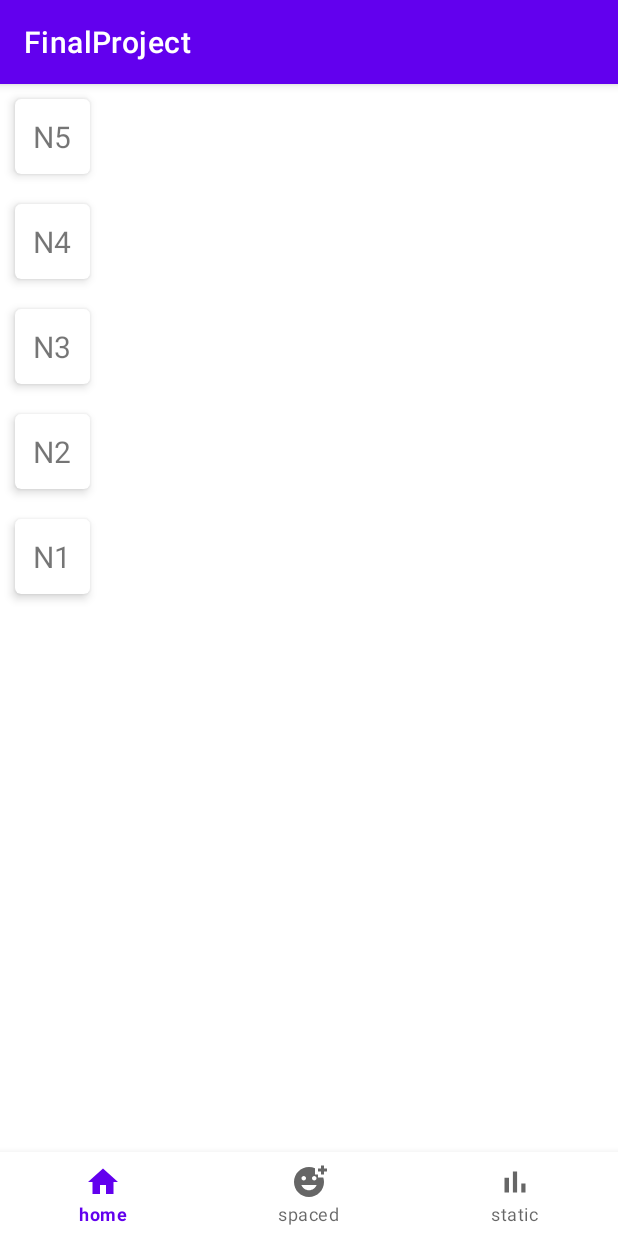
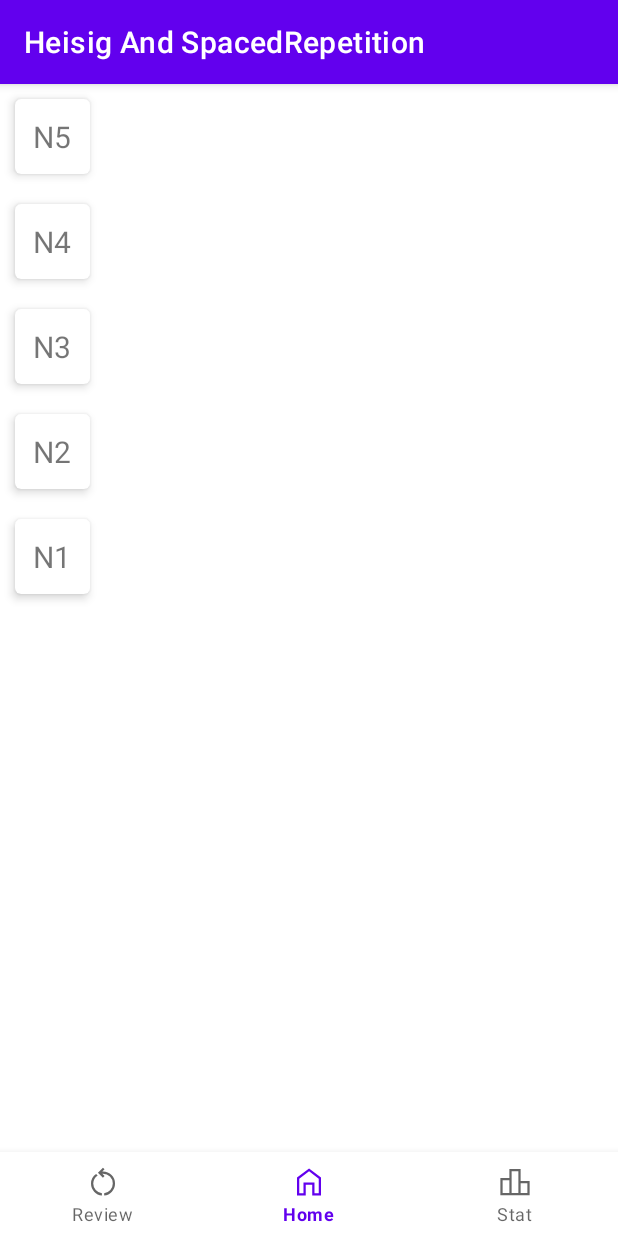
Before and after one commit to Bradboyee/heisig-and-spaced-repetition, an Android app: the screen it shows after launch (MainActivity), on a phone screen of 412 x 824 dp. Run offline under Robolectric (Android 15) with nearby library versions, the phone set to English and light mode, and no system bars; our stand-ins replace Room's generated code, data binding; libraries missing offline, so code that uses them is left out: com.cesarferreira.tempo.

Commit message:
8/7/2022

```diff
--- a/app/src/main/java/com/example/finalproject/MainActivity.kt
+++ b/app/src/main/java/com/example/finalproject/MainActivity.kt
@@ -3,33 +3,60 @@ package com.example.finalproject
 import androidx.appcompat.app.AppCompatActivity
 import android.os.Bundle
 import androidx.fragment.app.Fragment
+import androidx.lifecycle.ViewModelProvider
 import com.example.finalproject.databinding.ActivityMainBinding
 import com.example.finalproject.fragment.HomeFragment
 import com.example.finalproject.fragment.SpacedFragment
 import com.example.finalproject.fragment.StatFragment
+import com.example.finalproject.roomdatabase.KanjiDatabase
+import com.example.finalproject.roomdatabase.KanjiRepository
+import com.example.finalproject.ui.KanjiViewModel
+import com.example.finalproject.ui.KanjiViewModelFactory
 
 class MainActivity : AppCompatActivity(){
     private lateinit var binding: ActivityMainBinding
+    private lateinit var kanjiViewModel: KanjiViewModel
     override fun onCreate(savedInstanceState: Bundle?) {
         super.onCreate(savedInstanceState)
         binding = ActivityMainBinding.inflate(layoutInflater)
         setContentView(binding.root)
         replaceFragment(HomeFragment())
-        binding.bottomnavigationview.setOnItemSelectedListener {
+        binding.bottomNavigationView.setOnItemSelectedListener {
             when(it.itemId){
                 R.id.nav_home -> replaceFragment(HomeFragment())
-                R.id.nav_spacedrepitition -> replaceFragment(SpacedFragment())
+                R.id.nav_spaced -> replaceFragment(SpacedFragment())
                 R.id.nav_static -> replaceFragment(StatFragment())
                 else ->{}
             }
             true
         }
+        //startClicked
+        binding.bottomNavigationView.selectedItemId = R.id.nav_home
+        val dao = KanjiDatabase.getInstance(this).dao()
+        val repository = KanjiRepository(dao)
+        val factory = KanjiViewModelFactory(repository)
+        kanjiViewModel = ViewModelProvider(this,factory)[KanjiViewModel::class.java]
+        val badgeValue = 0
+//        binding.textView5.text = badgeValue.toString()
+        kanjiViewModel.spacedKanji.observe(this){
+            data ->
+//            binding.textView5.text = data.size.toString()
+        }
+        val badge = binding.bottomNavigationView.getOrCreateBadge(R.id.nav_spaced)
+        //badge
+        if(badgeValue>0){
+            badge.isVisible = true
+            badge.number = badgeValue
+        }else{
+            badge.isVisible = false
+            badge.clearNumber()
+        }
+    }
 
-    }
     private fun replaceFragment(fragment : Fragment){
         val fragmentManager = supportFragmentManager
         val fragmentTransaction = fragmentManager.beginTransaction()
-        fragmentTransaction.replace(R.id.framelayout,fragment)
+        fragmentTransaction.replace(R.id.frameLayout,fragment)
         fragmentTransaction.commit()
     }
 
--- a/app/src/main/java/com/example/finalproject/QuizActivity.kt
+++ b/app/src/main/java/com/example/finalproject/QuizActivity.kt
@@ -14,10 +14,9 @@ import com.example.finalproject.roomdatabase.KanjiDatabase
 import com.example.finalproject.roomdatabase.KanjiRepository
 import com.example.finalproject.ui.KanjiViewModel
 import com.example.finalproject.ui.KanjiViewModelFactory
-import kotlinx.android.synthetic.main.activity_quiz.*
-
 import android.content.Intent
 import androidx.core.os.bundleOf
+import kotlinx.android.synthetic.main.activity_quiz.*
 import java.text.SimpleDateFormat
 import java.util.*
 
--- a/app/src/main/java/com/example/finalproject/roomdatabase/DateConverters.kt
+++ b/app/src/main/java/com/example/finalproject/roomdatabase/DateConverters.kt
@@ -11,6 +11,6 @@ class DateConverters {
 
     @TypeConverter
     fun dateToTimestamp(date: Date?): Long? {
-        return date?.time?.toLong()
+        return date?.time
     }
 }
--- a/app/src/main/java/com/example/finalproject/roomdatabase/KanjiDatabase.kt
+++ b/app/src/main/java/com/example/finalproject/roomdatabase/KanjiDatabase.kt
@@ -23,7 +23,7 @@ abstract class KanjiDatabase : RoomDatabase() {
                 if (instance == null){
                     instance = Room.databaseBuilder(context.applicationContext,
                         KanjiDatabase::class.java,
-                        "testDatabase11")
+                        "testDatabase13")
                         .build()
                 }
                 return instance
--- /dev/null
+++ b/app/src/main/res/drawable-v24/nav_home.xml
@@ -0,0 +1,10 @@
+<vector xmlns:android="http://schemas.android.com/apk/res/android"
+    android:width="48dp"
+    android:height="48dp"
+    android:viewportWidth="48"
+    android:viewportHeight="48"
+    android:tint="?attr/colorControlNormal">
+  <path
+      android:fillColor="@android:color/white"
+      android:pathData="M8,42V18L24.1,6L40,18V42H28.3V27.75H19.65V42ZM11,39H16.65V24.75H31.3V39H37V19.5L24.1,9.75L11,19.5ZM24,24.35Z"/>
+</vector>
--- /dev/null
+++ b/app/src/main/res/drawable-v24/nav_repeat.xml
@@ -0,0 +1,10 @@
+<vector xmlns:android="http://schemas.android.com/apk/res/android"
+    android:width="48dp"
+    android:height="48dp"
+    android:viewportWidth="48"
+    android:viewportHeight="48"
+    android:tint="?attr/colorControlNormal">
+  <path
+      android:fillColor="@android:color/white"
+      android:pathData="M22.55,41.9Q16.4,41.4 12.2,36.85Q8,32.3 8,26.05Q8,22.2 9.775,18.8Q11.55,15.4 14.75,13.25L16.9,15.4Q14.1,17.05 12.55,19.925Q11,22.8 11,26.05Q11,31.05 14.3,34.7Q17.6,38.35 22.55,38.9ZM25.55,41.9V38.9Q30.55,38.3 33.8,34.675Q37.05,31.05 37.05,26.05Q37.05,20.6 33.275,16.825Q29.5,13.05 24.05,13.05H23.05L26.05,16.05L23.9,18.2L17.25,11.55L23.9,4.9L26.05,7.05L23.05,10.05H24.05Q30.75,10.05 35.4,14.725Q40.05,19.4 40.05,26.05Q40.05,32.3 35.875,36.85Q31.7,41.4 25.55,41.9Z"/>
+</vector>
--- /dev/null
+++ b/app/src/main/res/drawable-v24/nav_stat.xml
@@ -0,0 +1,10 @@
+<vector xmlns:android="http://schemas.android.com/apk/res/android"
+    android:width="48dp"
+    android:height="48dp"
+    android:viewportWidth="48"
+    android:viewportHeight="48"
+    android:tint="?attr/colorControlNormal">
+  <path
+      android:fillColor="@android:color/white"
+      android:pathData="M7.5,38.5H16.5V21.5H7.5ZM19.5,38.5H28.5V9.5H19.5ZM31.5,38.5H40.5V25.5H31.5ZM4.5,41.5V18.5H16.5V6.5H31.5V22.5H43.5V41.5Z"/>
+</vector>
--- a/app/src/main/res/layout/activity_main.xml
+++ b/app/src/main/res/layout/activity_main.xml
@@ -1,29 +1,29 @@
-<?xml version="1.0" encoding="utf-8"?><layout>
+<?xml version="1.0" encoding="utf-8"?><layout xmlns:tools="http://schemas.android.com/tools"
+    xmlns:android="http://schemas.android.com/apk/res/android"
+    xmlns:app="http://schemas.android.com/apk/res-auto">
 <androidx.constraintlayout.widget.ConstraintLayout
-    xmlns:tools="http://schemas.android.com/tools"
-    xmlns:android="http://schemas.android.com/apk/res/android"
-    xmlns:app="http://schemas.android.com/apk/res-auto"
     android:layout_width="match_parent"
     android:layout_height="match_parent"
     tools:context=".MainActivity">
     <FrameLayout
-        android:id="@+id/framelayout"
+        android:id="@+id/frameLayout"
         android:layout_width="0dp"
         android:layout_height="0dp"
         app:layout_constraintEnd_toEndOf="parent"
         app:layout_constraintStart_toStartOf="parent"
         app:layout_constraintTop_toTopOf="parent"
-        app:layout_constraintBottom_toTopOf="@id/bottomnavigationview">
+        app:layout_constraintBottom_toTopOf="@id/bottomNavigationView">
 
     </FrameLayout>
 
+
+
     <com.google.android.material.bottomnavigation.BottomNavigationView
-        android:id="@+id/bottomnavigationview"
-        android:layout_width="0dp"
-        android:layout_height="wrap_content"
-        app:layout_constraintStart_toStartOf="parent"
-        app:layout_constraintEnd_toEndOf="parent"
+        android:id="@+id/bottomNavigationView"
+        android:layout_width="match_parent"
+        android:layout_height="56dp"
         app:layout_constraintBottom_toBottomOf="parent"
         app:menu="@menu/menu">
+
     </com.google.android.material.bottomnavigation.BottomNavigationView>
 </androidx.constraintlayout.widget.ConstraintLayout></layout>
--- a/app/src/main/res/layout/item_category.xml
+++ b/app/src/main/res/layout/item_category.xml
@@ -5,13 +5,16 @@
     android:layout_width="50dp"
     android:layout_height="50dp"
     android:layout_margin="10dp"
-    app:cardElevation="4dp">
+    app:cardElevation="4dp"
+    >
+
     <TextView
         android:id="@+id/tvCategory"
         android:layout_width="wrap_content"
         android:layout_height="wrap_content"
         android:layout_gravity="center"
         android:textSize="20sp"
+        android:text="@string/sampleKanjiUI"
         app:layout_constraintStart_toStartOf="parent"
         app:layout_constraintTop_toTopOf="parent" />
 
--- a/app/src/main/res/menu/menu.xml
+++ b/app/src/main/res/menu/menu.xml
@@ -1,15 +1,15 @@
 <?xml version="1.0" encoding="utf-8"?>
 <menu xmlns:android="http://schemas.android.com/apk/res/android">
     <item
+        android:id="@+id/nav_spaced"
+        android:icon="@drawable/nav_repeat"
+        android:title="@string/navSpaced_menu" />
+    <item
         android:id="@+id/nav_home"
-        android:icon="@drawable/ic_baseline_home_24"
-        android:title="home" />
-    <item
-        android:id="@+id/nav_spacedrepitition"
-        android:icon="@drawable/ic_baseline_add_reaction_24"
-        android:title="spaced" />
+        android:icon="@drawable/nav_home"
+        android:title="@string/navHome_menu" />
     <item
         android:id="@+id/nav_static"
-        android:icon="@drawable/ic_baseline_bar_chart_24"
-        android:title="static"/>
+        android:icon="@drawable/nav_stat"
+        android:title="@string/navStat_menu"/>
 </menu>
--- a/app/src/main/res/values/colors.xml
+++ b/app/src/main/res/values/colors.xml
@@ -8,6 +8,7 @@
     <color name="black">#FF000000</color>
     <color name="white">#FFFFFFFF</color>
     <color name="kanjiboxcolor">#84FFFF</color>
+
     <color name="funny_dark_pink">#d94e6d</color>
     <color name="soft_red">#ef4c43</color>
     <color name="seasonal_orange">#ffc73c</color>
@@ -21,4 +22,8 @@
     <color name="space_gray">#949494</color>
     <color name="little_light_gray">#f3f3f3</color>
     <color name="angel_white">#ffffff</color>
+    //BottomNavigationBarColor
+    <color name="backgroundBottomNavigationBarColor">#0336FF</color>
+    <color name="logoBottomNavigationBarColor">#FFFFFF</color>
+    <color name="frontBottomNavigationBarColor">#FFFFFF</color>
 </resources>
--- a/app/src/main/res/values/dimension.xml
+++ b/app/src/main/res/values/dimension.xml
@@ -1,4 +1,4 @@
 <?xml version="1.0" encoding="utf-8"?>
 <resources>
-    <dimen name="topicSpaced">25sp</dimen>
+    <dimen name="topicSpaced">15sp</dimen>
 </resources>
--- a/app/src/main/res/values/strings.xml
+++ b/app/src/main/res/values/strings.xml
@@ -1,5 +1,9 @@
 <resources>
-    <string name="app_name">FinalProject</string>
+    <string name="app_name">Heisig And SpacedRepetition</string>
     <!-- TODO: Remove or change this placeholder text -->
     <string name="hello_blank_fragment">Hello blank fragment</string>
+    <string name="sampleKanjiUI">安</string>
+    <string name="navSpaced_menu">Review</string>
+    <string name="navHome_menu">Home</string>
+    <string name="navStat_menu">Stat</string>
 </resources>
--- a/build.gradle
+++ b/build.gradle
@@ -5,7 +5,7 @@ buildscript {
         mavenCentral()
     }
     dependencies {
-        classpath "com.android.tools.build:gradle:7.0.3"
+        classpath "com.android.tools.build:gradle:7.0.4"
         classpath "org.jetbrains.kotlin:kotlin-gradle-plugin:1.6.10"
 
         // NOTE: Do not place your application dependencies here; they belong
```
Also changed, not shown: app/build.gradle (+10 -7 lines), app/src/main/res/layout/fragment_spaced.xml (+7 -0 lines), app/src/main/res/navigation/nav_graph.xml (added, +23 -0 lines).
